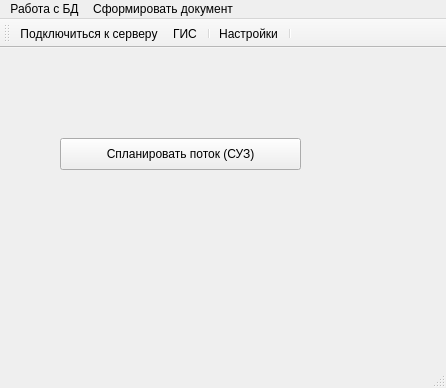
testprojects/myClient, file mainwindow.ui: the form before one commit.
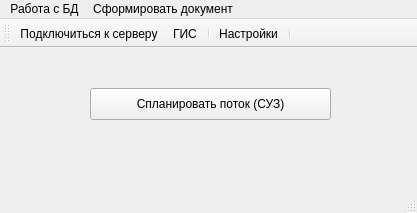
The form after the commit. Icons and pictures are not drawn.

What changed in the file:
```diff
--- a/mainwindow.ui
+++ b/mainwindow.ui
@@ -6,8 +6,8 @@
    <rect>
     <x>0</x>
     <y>0</y>
-    <width>446</width>
-    <height>388</height>
+    <width>417</width>
+    <height>213</height>
    </rect>
   </property>
   <property name="windowTitle">
@@ -17,8 +17,8 @@
    <widget class="QPushButton" name="pushButtonSendRequest">
     <property name="geometry">
      <rect>
-      <x>60</x>
-      <y>90</y>
+      <x>90</x>
+      <y>40</y>
       <width>241</width>
       <height>32</height>
      </rect>
@@ -33,7 +33,7 @@
     <rect>
      <x>0</x>
      <y>0</y>
-     <width>446</width>
+     <width>417</width>
      <height>22</height>
     </rect>
    </property>
```
